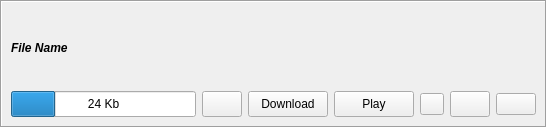
This is retroshare-gui/src/gui/feeds/SubFileItem.ui in RetroShare/RetroShare as Qt 5 draws it before an edit. The edited form follows.
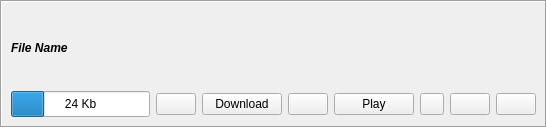
This is the edited form. Icons and pictures are not drawn.

Commit message:
Added own button for play with Qt media player
Added own button for play with Qt media player

Diff of the .ui file:
```diff
--- a/retroshare-gui/src/gui/feeds/SubFileItem.ui
+++ b/retroshare-gui/src/gui/feeds/SubFileItem.ui
@@ -70,12 +70,6 @@
             <verstretch>0</verstretch>
            </sizepolicy>
           </property>
-          <property name="minimumSize">
-           <size>
-            <width>0</width>
-            <height>26</height>
-           </size>
-          </property>
           <property name="focusPolicy">
            <enum>Qt::NoFocus</enum>
           </property>
@@ -96,12 +90,6 @@
             <verstretch>0</verstretch>
            </sizepolicy>
           </property>
-          <property name="minimumSize">
-           <size>
-            <width>0</width>
-            <height>26</height>
-           </size>
-          </property>
           <property name="focusPolicy">
            <enum>Qt::NoFocus</enum>
           </property>
@@ -117,6 +105,23 @@
           </property>
          </widget>
         </item>
+        <item>
+         <widget class="QPushButton" name="mediaplayerButton">
+          <property name="toolTip">
+           <string>Play in Qt Media Player</string>
+          </property>
+          <property name="icon">
+           <iconset resource="../icons.qrc">
+            <normaloff>:/icons/png/video-camera.png</normaloff>:/icons/png/video-camera.png</iconset>
+          </property>
+          <property name="iconSize">
+           <size>
+            <width>16</width>
+            <height>16</height>
+           </size>
+          </property>
+         </widget>
+        </item>
         <item>
          <widget class="QPushButton" name="playButton">
           <property name="sizePolicy">
@@ -125,12 +130,6 @@
             <verstretch>0</verstretch>
            </sizepolicy>
           </property>
-          <property name="minimumSize">
-           <size>
-            <width>0</width>
-            <height>26</height>
-           </size>
-          </property>
           <property name="focusPolicy">
            <enum>Qt::NoFocus</enum>
           </property>
@@ -180,12 +179,6 @@
             <verstretch>0</verstretch>
            </sizepolicy>
           </property>
-          <property name="minimumSize">
-           <size>
-            <width>0</width>
-            <height>26</height>
-           </size>
-          </property>
           <property name="focusPolicy">
            <enum>Qt::NoFocus</enum>
           </property>
```
The commit also changes 2 other files.
